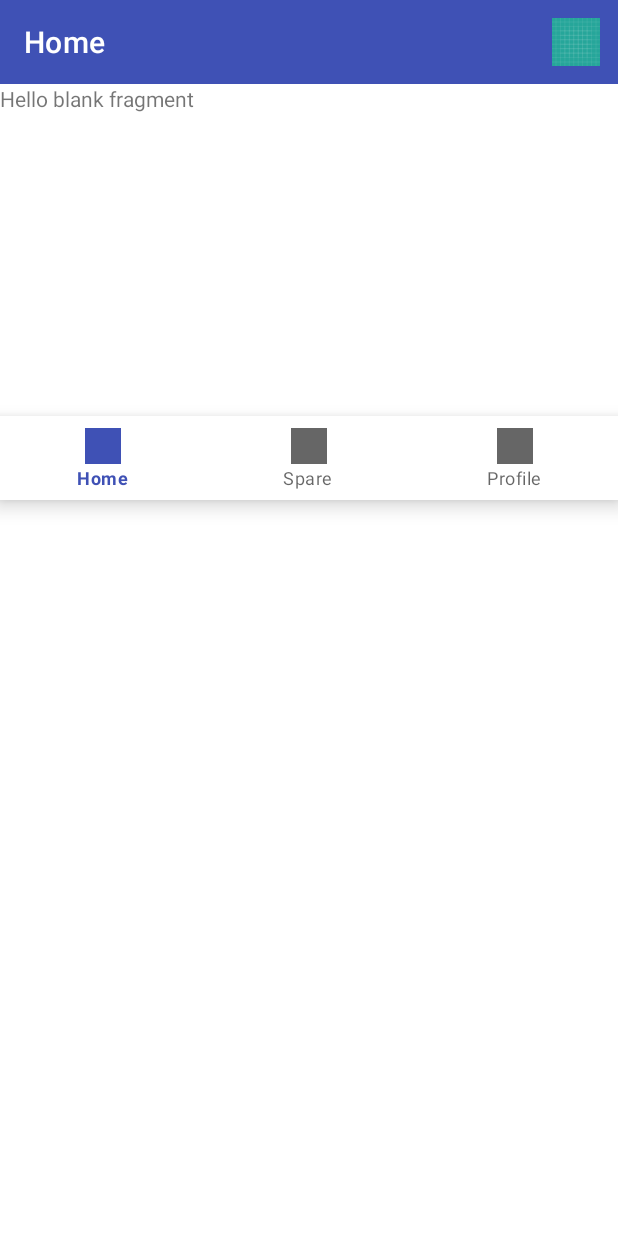
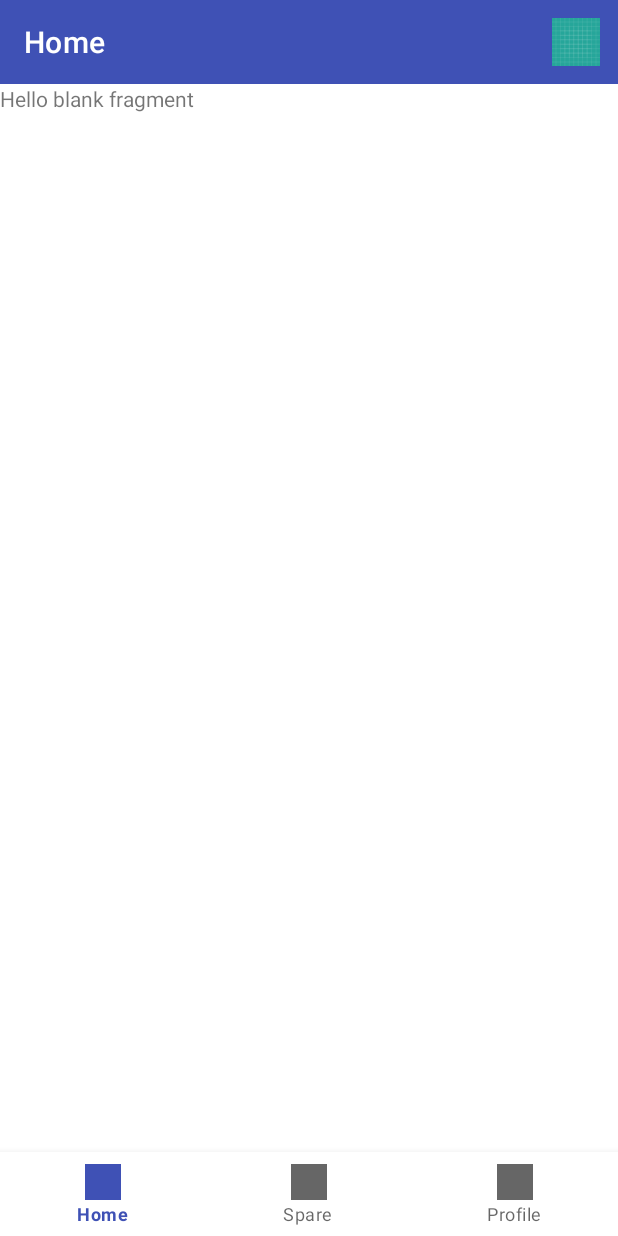
Before and after one commit to angiewhite/Software-Design-Project, an Android app: the screen it shows after launch (HomeActivity), on a phone screen of 412 x 824 dp. Run offline under Robolectric (Android 15) with nearby library versions, the phone set to English and light mode, and no system bars; our stand-ins replace navigation-ui.

Commit message:
Fine layout

```diff
--- a/app/src/main/java/bsuir/ksis/angieapp/HomeActivity.java
+++ b/app/src/main/java/bsuir/ksis/angieapp/HomeActivity.java
@@ -10,6 +10,7 @@ import androidx.core.app.ActivityCompat;
 import androidx.core.content.ContextCompat;
 import android.telephony.TelephonyManager;
 import androidx.appcompat.app.AppCompatActivity;
+import androidx.drawerlayout.widget.DrawerLayout;
 import androidx.navigation.NavController;
 import androidx.navigation.Navigation;
 
@@ -63,6 +64,7 @@ public class HomeActivity extends AppCompatActivity {
 
     private void setupActionBar(NavController navController)
     {
+        DrawerLayout drawerLayout = findViewById(R.id.drawer_layout);
         NavigationUI.setupActionBarWithNavController(this, navController);
     }
 
@@ -77,6 +79,13 @@ public class HomeActivity extends AppCompatActivity {
         NavController navController = Navigation.findNavController(this, R.id.fragment);
         boolean navigated = NavigationUI.onNavDestinationSelected(item, navController);
         return navigated || super.onOptionsItemSelected(item);
+    }
+
+    @Override
+    public boolean onSupportNavigateUp() {
+        NavController navController = Navigation.findNavController(this, R.id.fragment);
+        DrawerLayout drawerLayout = findViewById(R.id.drawer_layout);
+        return NavigationUI.navigateUp(navController, drawerLayout);
     }
 
     //    protected void onStop() {
--- a/app/src/main/res/layout/activity_main.xml
+++ b/app/src/main/res/layout/activity_main.xml
@@ -1,10 +1,16 @@
 <?xml version="1.0" encoding="utf-8"?>
-<LinearLayout xmlns:android="http://schemas.android.com/apk/res/android"
+<androidx.drawerlayout.widget.DrawerLayout
+    xmlns:android="http://schemas.android.com/apk/res/android"
     xmlns:app="http://schemas.android.com/apk/res-auto"
     xmlns:tools="http://schemas.android.com/tools"
     android:layout_width="match_parent"
     android:layout_height="match_parent"
-    tools:context="bsuir.ksis.angieapp.HomeActivity"
+    android:id="@+id/drawer_layout"
+    tools:context="bsuir.ksis.angieapp.HomeActivity">
+
+    <LinearLayout
+        android:layout_width="match_parent"
+        android:layout_height="match_parent"
         android:orientation="vertical">
 
         <androidx.appcompat.widget.Toolbar
@@ -17,16 +23,20 @@
         <fragment
             android:id="@+id/fragment"
             android:name="androidx.navigation.fragment.NavHostFragment"
-        android:layout_width="368dp"
-        android:layout_height="221dp"
+            android:layout_width="match_parent"
+            android:layout_height="0dp"
+            android:layout_weight="1"
             app:defaultNavHost="true"
-        app:navGraph="@navigation/nav_graph"
-        tools:layout_editor_absoluteX="8dp"
-        tools:layout_editor_absoluteY="282dp" />
+            app:navGraph="@navigation/nav_graph" />
+
 
         <com.google.android.material.bottomnavigation.BottomNavigationView
             android:id="@+id/bottom_nav"
             android:layout_width="match_parent"
-        android:layout_height="wrap_content"        app:menu="@menu/menu_navigation"/>
+            android:layout_height="wrap_content"
+            android:layout_gravity="start"
+            app:menu="@menu/menu_navigation"/>
 
     </LinearLayout>
+
+</androidx.drawerlayout.widget.DrawerLayout>
```
Lines whose indentation alone changed are shown as unchanged.
